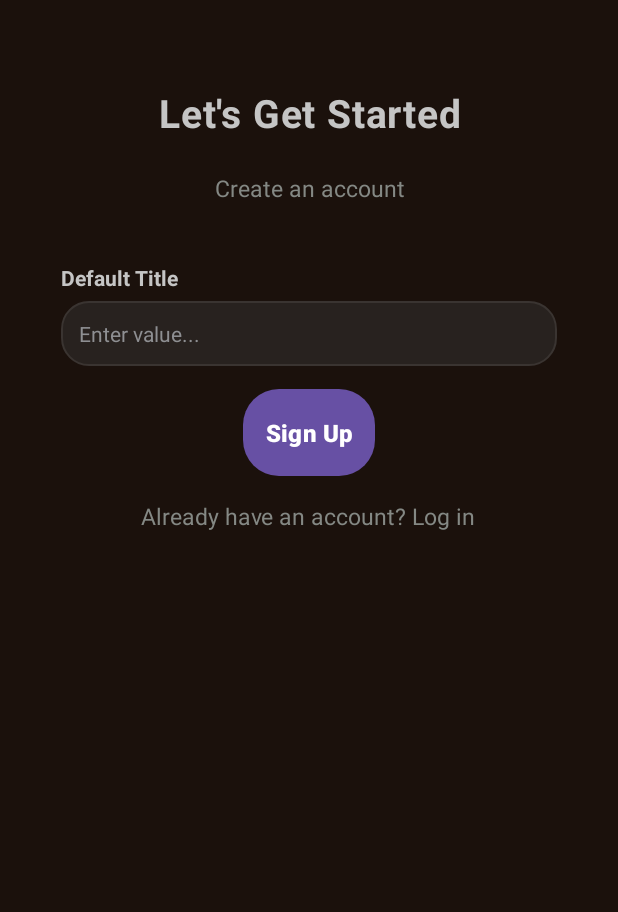
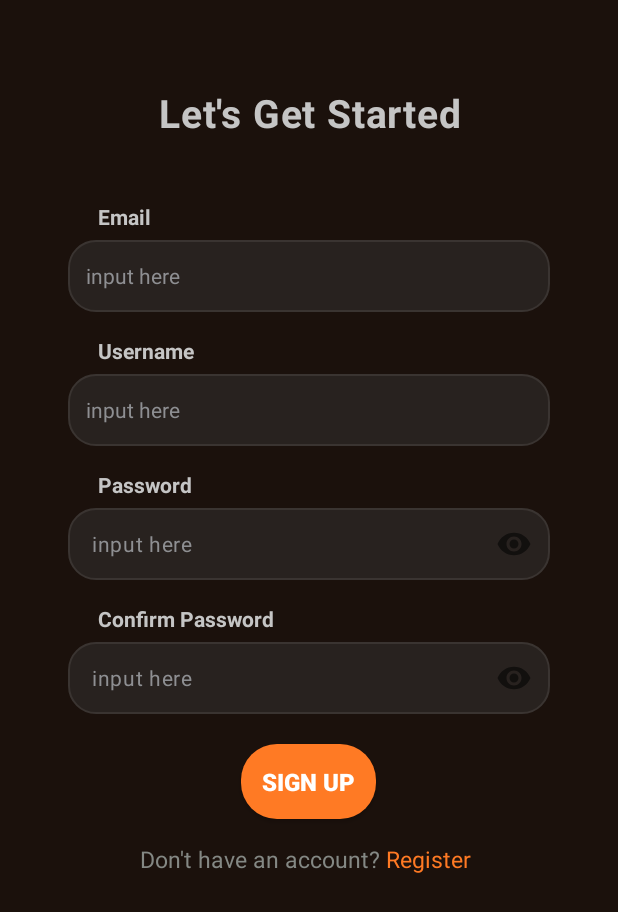
Before and after one commit to D-Dan16/Stop-Delaying, an Android app: the Register screen opened directly, with no data from a screen before it, on a phone screen of 412 x 824 dp. Shown: the top 912 px of the screen. Run offline under Robolectric (Android 15) with nearby library versions, the phone set to English and light mode, and no system bars.

Commit message:
Completed the Register UI activity + all password fields have a visibility button to toggle

```diff
--- a/app/src/main/res/layout/activity_login.xml
+++ b/app/src/main/res/layout/activity_login.xml
@@ -35,15 +35,13 @@
             android:text="Login and break your habits" />
 
         <LinearLayout
-            android:id="@+id/llInputField"
+            android:id="@+id/llInputFields"
             android:layout_width="match_parent"
             android:layout_height="wrap_content"
             android:orientation="vertical"
-            android:padding="20dp"
-            tools:showIn="@layout/activity_login">
+            android:padding="20dp">
 
             <TextView
-                android:id="@+id/textView2"
                 style="@style/LabelText"
                 android:layout_width="match_parent"
                 android:layout_height="wrap_content"
@@ -53,35 +51,34 @@
                 android:id="@+id/etUsernameLogin"
                 style="@style/InputField"
                 android:layout_width="match_parent"
-                android:layout_height="wrap_content"
+                android:layout_height="48dp"
                 android:ems="10"
                 android:hint="input here"
                 android:inputType="text" />
-        </LinearLayout>
-
-        <LinearLayout
-            android:id="@+id/llInputField2"
-            android:layout_width="match_parent"
-            android:layout_height="wrap_content"
-            android:orientation="vertical"
-            android:padding="20dp"
-            tools:showIn="@layout/activity_login">
 
             <TextView
-                android:id="@+id/textView3"
                 style="@style/LabelText"
                 android:layout_width="match_parent"
                 android:layout_height="wrap_content"
+                android:layout_marginTop="16dp"
                 android:text="Password" />
 
-            <EditText
-                android:id="@+id/etPasswordLogin"
-                style="@style/InputField"
+            <com.google.android.material.textfield.TextInputLayout
                 android:layout_width="match_parent"
                 android:layout_height="wrap_content"
-                android:ems="10"
-                android:hint="input here"
-                android:inputType="text" />
+                app:boxBackgroundMode="none"
+                app:hintEnabled="false"
+                app:passwordToggleEnabled="true">
+
+                <com.google.android.material.textfield.TextInputEditText
+                    android:id="@+id/etPasswordLogin"
+                    style="@style/InputField"
+                    android:layout_width="match_parent"
+                    android:layout_height="wrap_content"
+                    android:ems="10"
+                    android:hint="input here"
+                    android:inputType="textPassword" />
+            </com.google.android.material.textfield.TextInputLayout>
         </LinearLayout>
 
         <androidx.appcompat.widget.AppCompatButton
@@ -97,10 +94,10 @@
 
         <TextView
             android:id="@+id/tvToRegister"
+            style="@style/SubHeaderText"
             android:layout_width="wrap_content"
             android:layout_height="wrap_content"
-            android:text="@string/register_prompt"
-            style="@style/SubHeaderText"/>
+            android:text="@string/register_prompt" />
 
     </LinearLayout>
 
--- a/app/src/main/res/layout/activity_register.xml
+++ b/app/src/main/res/layout/activity_register.xml
@@ -6,7 +6,7 @@
         android:layout_width="match_parent"
         android:layout_height="match_parent"
         android:background="@color/bg_primary"
-        tools:context=".MainActivity">
+        tools:context=".RegisterActivity">
 
     <LinearLayout style="@style/BgLinearLayout"
             android:layout_width="0dp"
@@ -27,38 +27,100 @@
                 android:layout_width="match_parent"
                 android:layout_height="10dp" />
 
-        <TextView
-                android:id="@+id/textView"
-                style="@style/SubHeaderText"
+
+        <LinearLayout
+            android:id="@+id/llInputFields"
+            android:layout_width="match_parent"
+            android:layout_height="wrap_content"
+            android:orientation="vertical"
+            android:padding="20dp">
+
+            <TextView
+                android:id="@+id/tvEmail"
+                style="@style/LabelText"
                 android:layout_width="match_parent"
                 android:layout_height="wrap_content"
-                android:text="Create an account" />
+                android:text="Email" />
 
-        <LinearLayout
-                android:orientation="vertical"
+            <EditText
+                android:id="@+id/etEmailRegister"
+                style="@style/InputField"
+                android:layout_width="match_parent"
+                android:layout_height="48dp"
+                android:ems="10"
+                android:hint="input here"
+                android:inputType="textEmailAddress" />
+
+            <TextView
+                android:id="@+id/tvUsername"
+                style="@style/LabelText"
                 android:layout_width="match_parent"
                 android:layout_height="wrap_content"
-                android:layout_margin="15sp">
+                android:layout_marginTop="16dp"
+                android:text="Username" />
+
+            <EditText
+                android:id="@+id/etUsernameRegister"
+                style="@style/InputField"
+                android:layout_width="match_parent"
+                android:layout_height="48dp"
+                android:ems="10"
+                android:hint="input here"
+                android:inputType="text" />
 
             <TextView
-                    android:id="@+id/reusable_title"
-                    style="@style/LabelText"
-                    android:layout_width="wrap_content"
-                    android:layout_height="wrap_content"
-                    android:text="Default Title"
-                    android:layout_marginLeft="0dp" />
+                android:id="@+id/tvPassword"
+                style="@style/LabelText"
+                android:layout_width="match_parent"
+                android:layout_height="wrap_content"
+                android:layout_marginTop="16dp"
+                android:text="Password" />
 
-            <EditText
-                    android:id="@+id/reusable_input"
+            <com.google.android.material.textfield.TextInputLayout
+                android:layout_width="match_parent"
+                android:layout_height="wrap_content"
+                app:boxBackgroundMode="none"
+                app:hintEnabled="false"
+                app:passwordToggleEnabled="true">
+
+                <com.google.android.material.textfield.TextInputEditText
+                    android:id="@+id/etPasswordRegister"
+                    style="@style/InputField"
                     android:layout_width="match_parent"
-                    android:layout_height="wrap_content"
-                    android:hint="Enter value..."
+                    android:layout_height="48dp"
+                    android:ems="10"
+                    android:hint="input here"
+                    android:inputType="textPassword" />
+            </com.google.android.material.textfield.TextInputLayout>
+
+
+            <TextView
+                android:id="@+id/tvConfirmPassword"
+                style="@style/LabelText"
+                android:layout_width="match_parent"
+                android:layout_height="wrap_content"
+                android:layout_marginTop="16dp"
+                android:text="Confirm Password" />
+
+            <com.google.android.material.textfield.TextInputLayout
+                android:layout_width="match_parent"
+                android:layout_height="wrap_content"
+                app:boxBackgroundMode="none"
+                app:hintEnabled="false"
+                app:passwordToggleEnabled="true">
+
+                <com.google.android.material.textfield.TextInputEditText
+                    android:id="@+id/etConfirmPasswordRegister"
                     style="@style/InputField"
-                    android:textColor="@color/text_hint" />
+                    android:layout_width="match_parent"
+                    android:layout_height="48dp"
+                    android:ems="10"
+                    android:hint="input here"
+                    android:inputType="textPassword" />
+            </com.google.android.material.textfield.TextInputLayout>
         </LinearLayout>
 
-
-        <Button
+        <androidx.appcompat.widget.AppCompatButton
                 android:id="@+id/bRegisterSignUp"
                 style="@style/PrimaryButton"
                 android:layout_width="wrap_content"
@@ -71,10 +133,10 @@
                 android:layout_height="16dp" />
 
         <TextView
-                android:id="@+id/tvToRegister"
+                android:id="@+id/tvToLogin"
                 android:layout_width="wrap_content"
                 android:layout_height="wrap_content"
-                android:text="Already have an account? Log in"
+                android:text="@string/register_prompt"
                 style="@style/SubHeaderText" />
 
     </LinearLayout>
```
